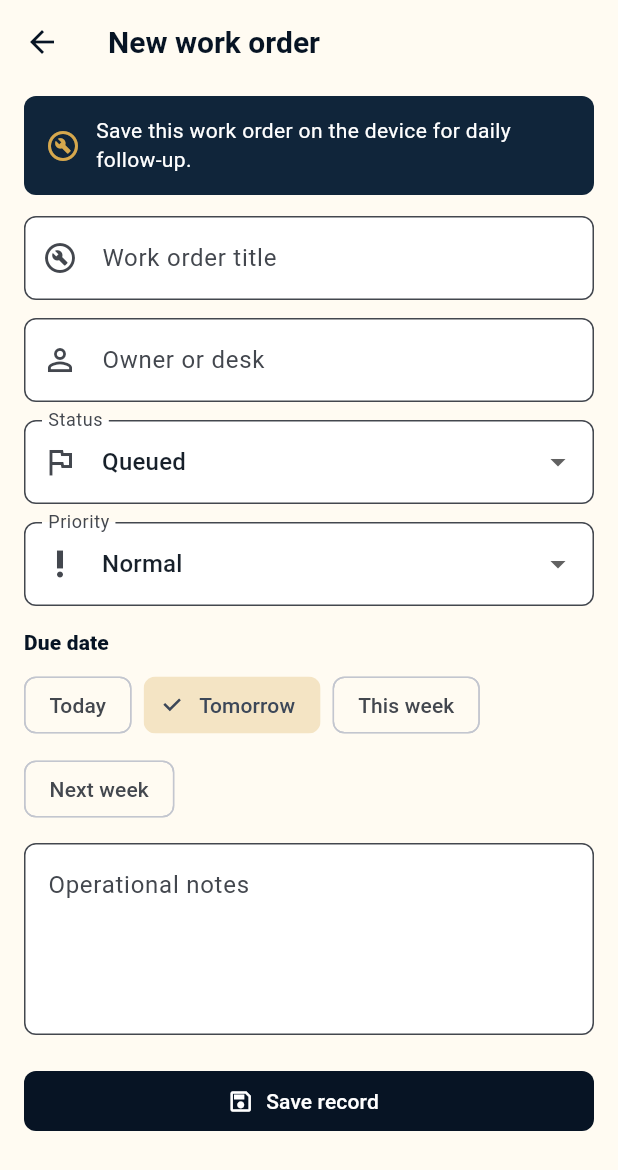
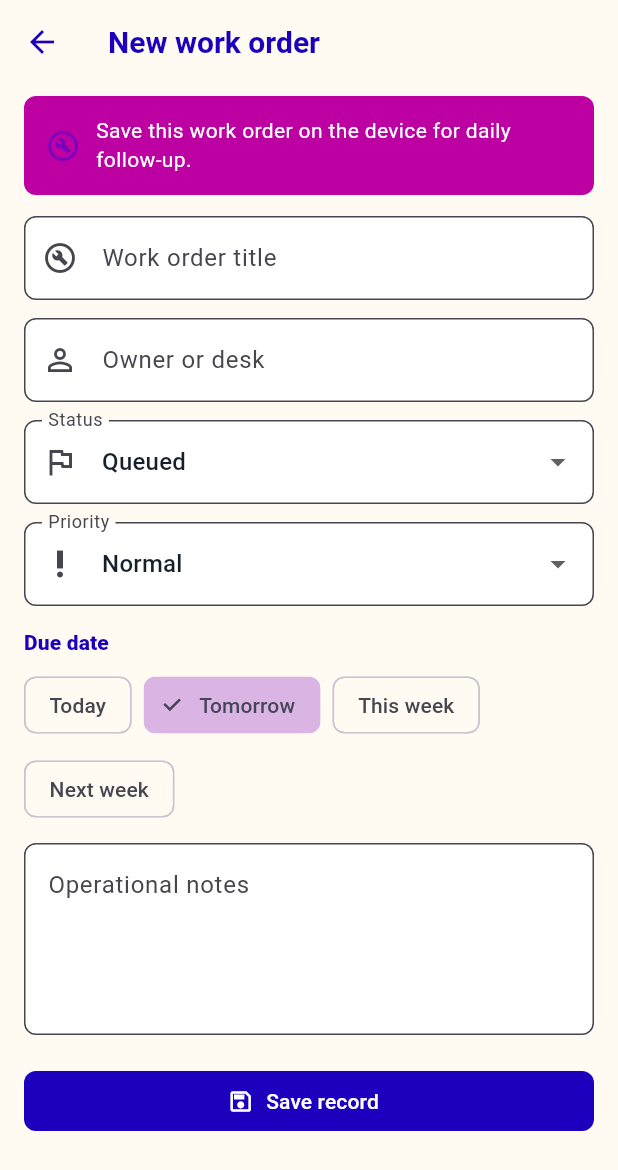
Before and after one commit to EOOrga/68d9d11f1299230338f4f460, a Flutter app: the screen it shows after launch, after a tap on "Open work", after a tap on "New work order", on a phone screen of 412 x 824 dp. Shown: the top 1170 px of the screen. Run offline on Flutter 3.47's test engine with Material 3 defaults, Android fonts, the phone set to English and light mode, and no system bars.

Commit message:
Create Flutter variant com.zxlnk.scpbreuxfthepaultc

```diff
--- a/lib/operations_app.dart
+++ b/lib/operations_app.dart
@@ -2,9 +2,9 @@
 
 import 'operations_data.dart';
 
-const _navy = Color(0xFF071424);
-const _deepBlue = Color(0xFF10253A);
-const _gold = Color(0xFFD6A84D);
+const _navy = Color(0xFF1C00BD);
+const _deepBlue = Color(0xFFBD00A1);
+const _gold = Color(0xFF7B00BD);
 const _silver = Color(0xFFD8DDE2);
 const _paper = Color(0xFFFFFBF2);
 const _success = Color(0xFF19745F);
@@ -299,7 +299,7 @@
         _MetricsGrid(controller: controller),
         const SizedBox(height: 18),
         _SectionHeader(
-          title: 'Today and next actions',
+          title: 'SCP BREUX F ET THEPAULT C',
           action: TextButton(
             onPressed: () => onOpenType(OperationType.workOrder),
             child: const Text('Open work'),
--- a/pubspec.yaml
+++ b/pubspec.yaml
@@ -1,4 +1,4 @@
-name: scp_breux_ops
+name: scpbreuxfthepaultc
 description: Local operations workspace for work orders, payroll reports, reservations, and incidents.
 publish_to: 'none'
 version: 1.0.0+1
@@ -25,6 +25,6 @@
 flutter_launcher_icons:
   android: true
   image_path: docs/icon.png
-  adaptive_icon_background: "#071424"
+  adaptive_icon_background: "#BD00A1"
   adaptive_icon_foreground: docs/icon.png
   min_sdk_android: 23
```
Also changed, not shown: docs/icon.png, 11 other files.
